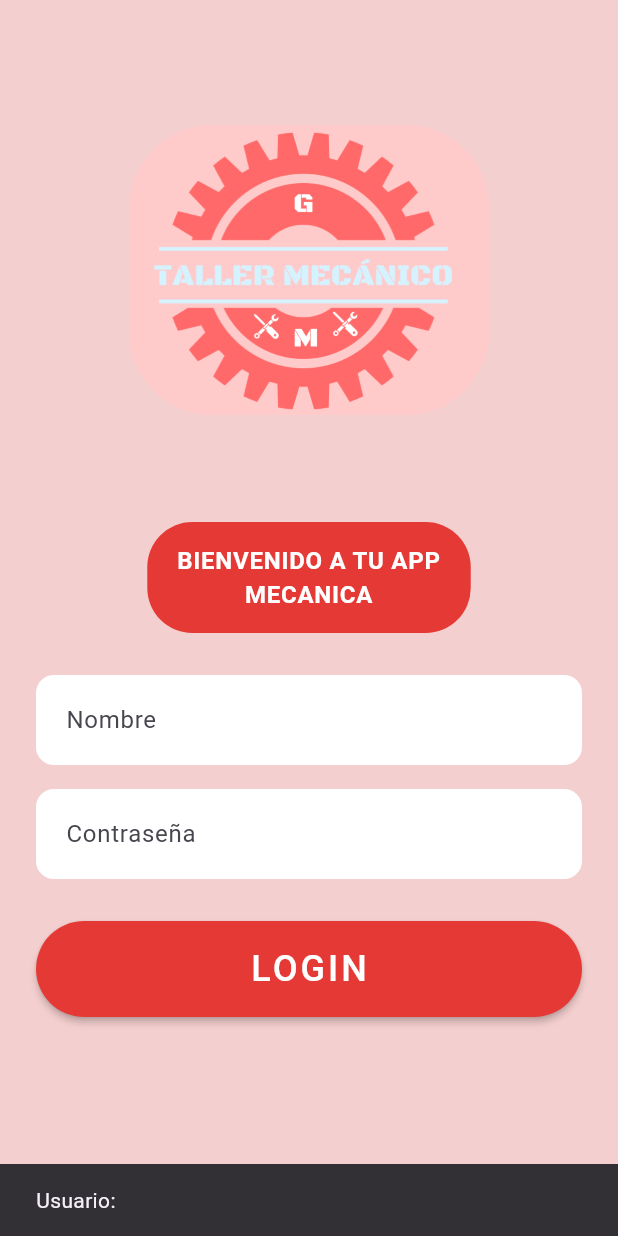
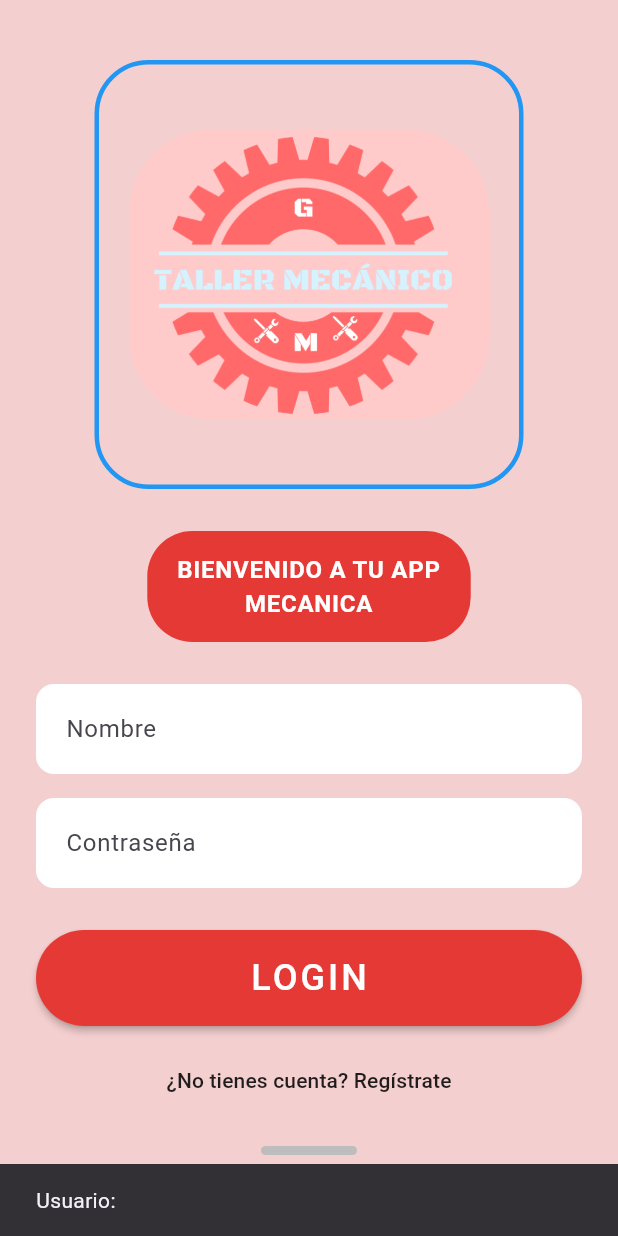
Before and after one commit to Carlos02Garcia/implementation, a Flutter app: the screen it shows after launch, after a tap on "LOGIN", on a phone screen of 412 x 824 dp. Run offline on Flutter 3.47's test engine with Material 3 defaults, Android fonts, the phone set to English and light mode, and no system bars.

Commit message:
Se agregaron nuevas paginas

```diff
--- a/lib/main.dart
+++ b/lib/main.dart
@@ -1,4 +1,5 @@
 import 'package:flutter/material.dart';
+import 'screens/splash_page.dart';
 
 void main() {
   runApp(const MyApp());
@@ -13,196 +14,8 @@ class MyApp extends StatelessWidget {
     return MaterialApp(
       debugShowCheckedModeBanner: false,
       title: 'Mi App',
-      theme: ThemeData(
-
-
-      ),
+      theme: ThemeData(),
       home: const SplashPage(),
     );
   }
 }
-
-class SplashPage extends StatefulWidget {
-  const SplashPage({super.key});
-
-  @override
-  State<SplashPage> createState() => _SplashPageState();
-}
-
-class _SplashPageState extends State<SplashPage> {
-  @override
-  void initState() {
-    super.initState();
-    // Esperar 3 segundos y navegar a LoginPage
-    Future.delayed(const Duration(seconds: 2), () {
-      Navigator.pushReplacement(
-        context,
-        MaterialPageRoute(builder: (context) => const LoginPage()),
-      );
-    });
-  }
-
-  @override
-  Widget build(BuildContext context) {
-    return Scaffold(
-      backgroundColor: const Color.fromARGB(255, 249, 206, 206),
-      body: const Center(
-        child: Image(
-          image: AssetImage('assets/images/logo.png'),
-          width: 500,
-          height: 500,
-        ),
-      ),
-    );
-  }
-}
-
-class LoginPage extends StatefulWidget {
-  const LoginPage({super.key});
-
-  @override
-  State<LoginPage> createState() => _LoginPageState();
-}
-
-class _LoginPageState extends State<LoginPage> {
-  final TextEditingController _usernameController = TextEditingController();
-  final TextEditingController _passwordController = TextEditingController();
-
-  @override
-  Widget build(BuildContext context) {
-    // Colors chosen to match the screenshot
-    final background = const Color(0xFFF4CFCF); // soft pink
-    final red = const Color(0xFFE53935);
-
-    return Scaffold(
-      backgroundColor: background,
-      body: SafeArea(
-        child: SingleChildScrollView(
-          child: Padding(
-            padding: const EdgeInsets.symmetric(horizontal: 24.0, vertical: 32.0),
-            child: Column(
-              crossAxisAlignment: CrossAxisAlignment.center,
-              children: [
-                const SizedBox(height: 8),
-                // Logo inside rounded rect with blue border
-                Container(
-                  padding: const EdgeInsets.all(20),
-                  decoration: BoxDecoration(
-                    color: Colors.transparent,
-                    borderRadius: BorderRadius.circular(36),
-                  ),
-                  child: Image.asset(
-                    'assets/images/logo.png',
-                    width: 240,
-                    height: 240,
-                    fit: BoxFit.contain,
-                  ),
-                ),
-
-                const SizedBox(height: 28),
-
-                // Welcome pill
-                Container(
-                  padding: const EdgeInsets.symmetric(horizontal: 20, vertical: 14),
-                  decoration: BoxDecoration(
-                    color: red,
-                    borderRadius: BorderRadius.circular(30),
-                  ),
-                  child: const Text(
-                    'BIENVENIDO A TU APP\nMECANICA',
-                    textAlign: TextAlign.center,
-                    style: TextStyle(
-                      color: Colors.white,
-                      fontSize: 16,
-                      fontWeight: FontWeight.w600,
-                      letterSpacing: 0.5,
-                    ),
-                  ),
-                ),
-
-                const SizedBox(height: 28),
-
-                // Username
-                TextField(
-                  controller: _usernameController,
-                  decoration: InputDecoration(
-                    hintText: 'Nombre',
-                    filled: true,
-                    fillColor: Colors.white,
-                    contentPadding: const EdgeInsets.symmetric(horizontal: 16, vertical: 18),
-                    border: OutlineInputBorder(
-                      borderRadius: BorderRadius.circular(12),
-                      borderSide: BorderSide.none,
-                    ),
-                  ),
-                ),
-
-                const SizedBox(height: 16),
-
-                // Password
-                TextField(
-                  controller: _passwordController,
-                  obscureText: true,
-                  decoration: InputDecoration(
-                    hintText: 'Contraseña',
-                    filled: true,
-                    fillColor: Colors.white,
-                    contentPadding: const EdgeInsets.symmetric(horizontal: 16, vertical: 18),
-                    border: OutlineInputBorder(
-                      borderRadius: BorderRadius.circular(12),
-                      borderSide: BorderSide.none,
-                    ),
-                  ),
-                ),
-
-                const SizedBox(height: 28),
-
-                // Login button
-                SizedBox(
-                  width: double.infinity,
-                  height: 64,
-                  child: ElevatedButton(
-                    style: ElevatedButton.styleFrom(
-                      backgroundColor: red,
-                      shape: RoundedRectangleBorder(
-                        borderRadius: BorderRadius.circular(36),
-                      ),
-                      elevation: 2,
-                    ),
-                    onPressed: () {
-                      final username = _usernameController.text;
-                      final password = _passwordController.text;
-                      // Placeholder action
-                      ScaffoldMessenger.of(context).showSnackBar(
-                        SnackBar(content: Text('Usuario: $username')),
-                      );
-                    },
-                    child: const Text(
-                      'LOGIN',
-                      style: TextStyle(
-                        fontSize: 24,
-                        letterSpacing: 2,
-                        color: Colors.white,
-                      ),
-                    ),
-                  ),
-                ),
-
-                const SizedBox(height: 32),
-                // Optional small indicator or spacing
-
-              ],
-            ),
-          ),
-        ),
-      ),
-    );
-  }
-
-  @override
-  void dispose() {
-    _usernameController.dispose();
-    _passwordController.dispose();
-    super.dispose();
-  }
-}
--- /dev/null
+++ b/lib/screens/login_page.dart
@@ -0,0 +1,176 @@
+import 'package:flutter/material.dart';
+import 'register_page.dart';
+
+class LoginPage extends StatefulWidget {
+  const LoginPage({super.key});
+
+  @override
+  State<LoginPage> createState() => _LoginPageState();
+}
+
+class _LoginPageState extends State<LoginPage> {
+  final TextEditingController _usernameController = TextEditingController();
+  final TextEditingController _passwordController = TextEditingController();
+
+  @override
+  Widget build(BuildContext context) {
+    // Colors chosen to match the screenshot
+    final background = const Color(0xFFF4CFCF); // soft pink
+    final red = const Color(0xFFE53935);
+
+    return Scaffold(
+      backgroundColor: background,
+      body: SafeArea(
+        child: SingleChildScrollView(
+          child: Padding(
+            padding: const EdgeInsets.symmetric(horizontal: 24.0, vertical: 32.0),
+            child: Column(
+              crossAxisAlignment: CrossAxisAlignment.center,
+              children: [
+                const SizedBox(height: 8),
+                // Logo inside rounded rect with blue border
+                Container(
+                  padding: const EdgeInsets.all(20),
+                  decoration: BoxDecoration(
+                    color: Colors.transparent,
+                    borderRadius: BorderRadius.circular(36),
+                    border: Border.all(color: Colors.blue, width: 3),
+                  ),
+                  child: Image.asset(
+                    'assets/images/logo.png',
+                    width: 240,
+                    height: 240,
+                    fit: BoxFit.contain,
+                  ),
+                ),
+
+                const SizedBox(height: 28),
+
+                // Welcome pill
+                Container(
+                  padding: const EdgeInsets.symmetric(horizontal: 20, vertical: 14),
+                  decoration: BoxDecoration(
+                    color: red,
+                    borderRadius: BorderRadius.circular(30),
+                  ),
+                  child: const Text(
+                    'BIENVENIDO A TU APP\nMECANICA',
+                    textAlign: TextAlign.center,
+                    style: TextStyle(
+                      color: Colors.white,
+                      fontSize: 16,
+                      fontWeight: FontWeight.w600,
+                      letterSpacing: 0.5,
+                    ),
+                  ),
+                ),
+
+                const SizedBox(height: 28),
+
+                // Username
+                TextField(
+                  controller: _usernameController,
+                  decoration: InputDecoration(
+                    hintText: 'Nombre',
+                    filled: true,
+                    fillColor: Colors.white,
+                    contentPadding: const EdgeInsets.symmetric(horizontal: 16, vertical: 18),
+                    border: OutlineInputBorder(
+                      borderRadius: BorderRadius.circular(12),
+                      borderSide: BorderSide.none,
+                    ),
+                  ),
+                ),
+
+                const SizedBox(height: 16),
+
+                // Password
+                TextField(
+                  controller: _passwordController,
+                  obscureText: true,
+                  decoration: InputDecoration(
+                    hintText: 'Contraseña',
+                    filled: true,
+                    fillColor: Colors.white,
+                    contentPadding: const EdgeInsets.symmetric(horizontal: 16, vertical: 18),
+                    border: OutlineInputBorder(
+                      borderRadius: BorderRadius.circular(12),
+                      borderSide: BorderSide.none,
+                    ),
+                  ),
+                ),
+
+                const SizedBox(height: 28),
+
+                // Login button
+                SizedBox(
+                  width: double.infinity,
+                  height: 64,
+                  child: ElevatedButton(
+                    style: ElevatedButton.styleFrom(
+                      backgroundColor: red,
+                      shape: RoundedRectangleBorder(
+                        borderRadius: BorderRadius.circular(36),
+                      ),
+                      elevation: 2,
+                    ),
+                    onPressed: () {
+                      final username = _usernameController.text;
+                      // final password = _passwordController.text; // currently unused
+                      // Placeholder action: aquí conectarías con backend
+                      ScaffoldMessenger.of(context).showSnackBar(
+                        SnackBar(content: Text('Usuario: $username')),
+                      );
+                    },
+                    child: const Text(
+                      'LOGIN',
+                      style: TextStyle(
+                        fontSize: 24,
+                        letterSpacing: 2,
+                        color: Colors.white,
+                      ),
+                    ),
+                  ),
+                ),
+
+                const SizedBox(height: 12),
+
+                // Link to register page
+                TextButton(
+                  onPressed: () {
+                    Navigator.push(
+                      context,
+                      MaterialPageRoute(builder: (context) => const RegisterPage()),
+                    );
+                  },
+                  child: const Text(
+                    '¿No tienes cuenta? Regístrate',
+                    style: TextStyle(color: Colors.black87),
+                  ),
+                ),
+
+                const SizedBox(height: 20),
+                // small indicator bar
+                Container(
+                  width: 64,
+                  height: 6,
+                  decoration: BoxDecoration(
+                    color: Colors.grey[400],
+                    borderRadius: BorderRadius.circular(4),
+                  ),
+                ),
+              ],
+            ),
+          ),
+        ),
+      ),
+    );
+  }
+
+  @override
+  void dispose() {
+    _usernameController.dispose();
+    _passwordController.dispose();
+    super.dispose();
+  }
+}
--- /dev/null
+++ b/lib/screens/splash_page.dart
@@ -0,0 +1,38 @@
+import 'package:flutter/material.dart';
+import 'login_page.dart';
+
+class SplashPage extends StatefulWidget {
+  const SplashPage({super.key});
+
+  @override
+  State<SplashPage> createState() => _SplashPageState();
+}
+
+class _SplashPageState extends State<SplashPage> {
+  @override
+  void initState() {
+    super.initState();
+    // Esperar 2 segundos y navegar a LoginPage
+    Future.delayed(const Duration(seconds: 2), () {
+      if (!mounted) return;
+      Navigator.pushReplacement(
+        context,
+        MaterialPageRoute(builder: (context) => const LoginPage()),
+      );
+    });
+  }
+
+  @override
+  Widget build(BuildContext context) {
+    return Scaffold(
+      backgroundColor: const Color.fromARGB(255, 249, 206, 206),
+      body: const Center(
+        child: Image(
+          image: AssetImage('assets/images/logo.png'),
+          width: 500,
+          height: 500,
+        ),
+      ),
+    );
+  }
+}
```
Also changed, not shown: lib/screens/register_page.dart (added, +119 -0 lines).
